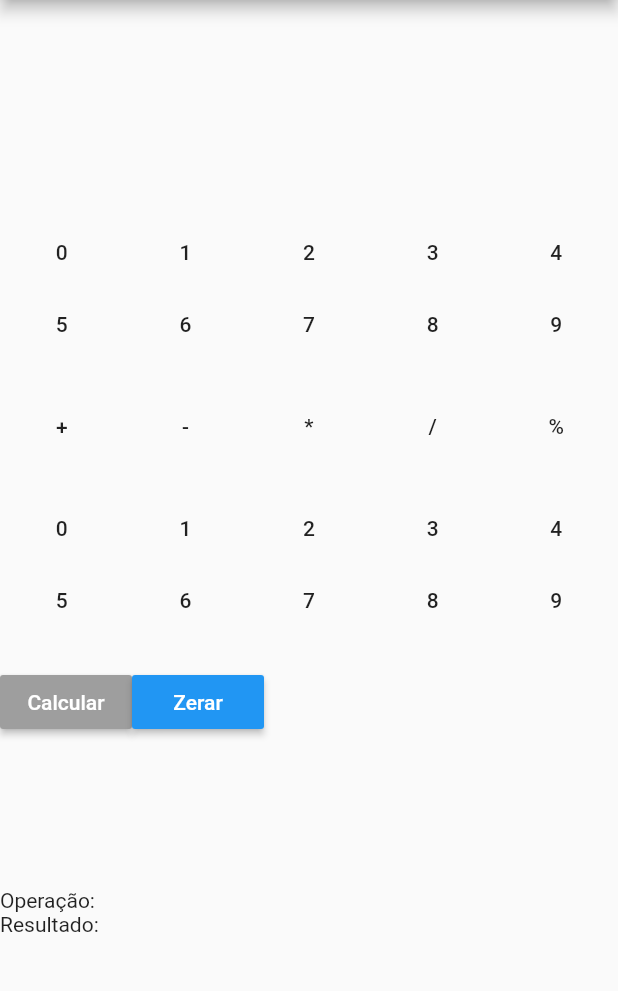
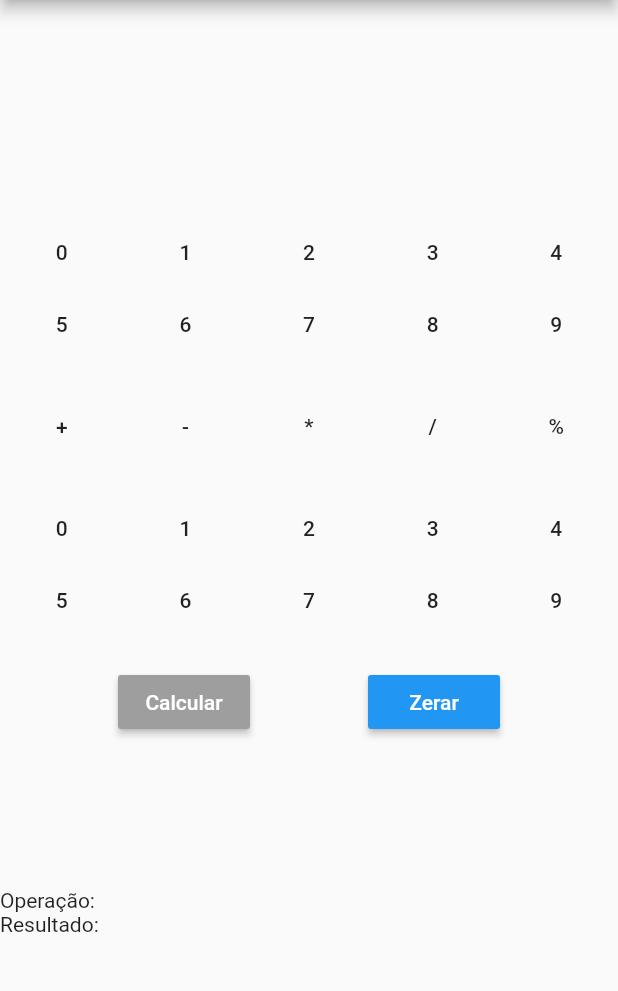
Before and after one commit to jonatafranca/Calculadora, a Flutter app: the screen it shows after launch, on a phone screen of 412 x 824 dp, the part 84-1075 px from its top. Run offline on Flutter 3.47's test engine with Material 2 defaults, Android fonts, the phone set to English and light mode, and no system bars.

Commit message:
align and test

```diff
--- a/lib/main.dart
+++ b/lib/main.dart
@@ -267,7 +267,9 @@ class _MyHomePageState extends State<MyHomePage> {
               width: 20,
               height: 20,
             ),
-            Row(children: <Widget>[
+            Row(
+                mainAxisAlignment: MainAxisAlignment.spaceEvenly,
+                children: <Widget>[
                   MaterialButton(
                     color: Colors.grey,
                     textColor: Colors.white,
```
Also changed, not shown: 1 other file. Lines whose indentation alone changed are shown as unchanged.
